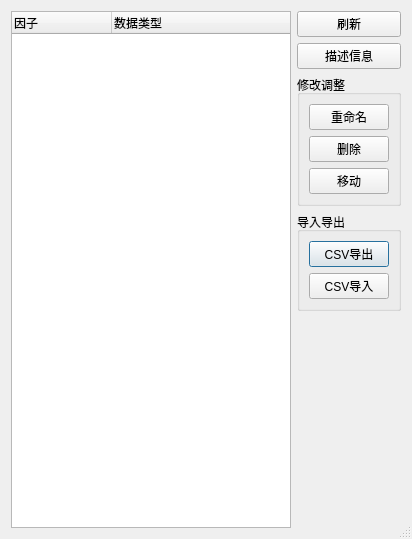
First picture: the form in QuantStudio/Tools/QtGUI/FactorDBDlg.ui, repository Scorpi000/QuantStudio, before the edit.
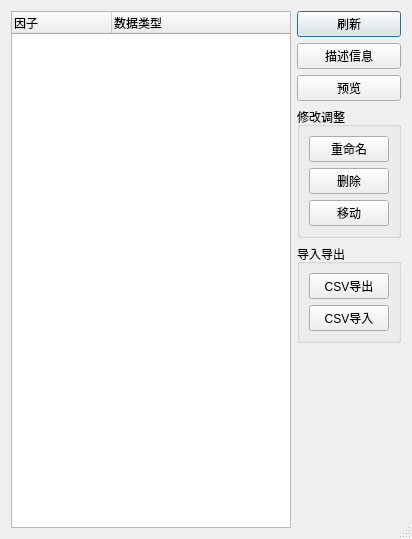
Second picture: the form after the edit.

```diff
--- a/QuantStudio/Tools/QtGUI/FactorDBDlg.ui
+++ b/QuantStudio/Tools/QtGUI/FactorDBDlg.ui
@@ -17,67 +17,7 @@
    <bool>true</bool>
   </property>
   <layout class="QGridLayout" name="gridLayout">
-   <item row="3" column="1">
-    <widget class="QGroupBox" name="groupBox_2">
-     <property name="title">
-      <string>导入导出</string>
-     </property>
-     <layout class="QVBoxLayout" name="verticalLayout_2">
-      <item>
-       <widget class="QPushButton" name="CSVExportButton">
-        <property name="text">
-         <string>CSV导出</string>
-        </property>
-       </widget>
-      </item>
-      <item>
-       <widget class="QPushButton" name="CSVImportButton">
-        <property name="text">
-         <string>CSV导入</string>
-        </property>
-       </widget>
-      </item>
-     </layout>
-    </widget>
-   </item>
-   <item row="2" column="1">
-    <widget class="QGroupBox" name="AdjustGroupBox">
-     <property name="title">
-      <string>修改调整</string>
-     </property>
-     <layout class="QVBoxLayout" name="verticalLayout">
-      <item>
-       <widget class="QPushButton" name="RenameButton">
-        <property name="text">
-         <string>重命名</string>
-        </property>
-       </widget>
-      </item>
-      <item>
-       <widget class="QPushButton" name="DeleteButton">
-        <property name="text">
-         <string>删除</string>
-        </property>
-       </widget>
-      </item>
-      <item>
-       <widget class="QPushButton" name="MoveButton">
-        <property name="text">
-         <string>移动</string>
-        </property>
-       </widget>
-      </item>
-     </layout>
-    </widget>
-   </item>
-   <item row="0" column="1">
-    <widget class="QPushButton" name="UpdateButton">
-     <property name="text">
-      <string>刷新</string>
-     </property>
-    </widget>
-   </item>
-   <item row="0" column="0" rowspan="5">
+   <item row="0" column="0" rowspan="6">
     <widget class="QTreeWidget" name="FactorDBTree">
      <property name="contextMenuPolicy">
       <enum>Qt::ActionsContextMenu</enum>
@@ -97,6 +37,13 @@
      </column>
     </widget>
    </item>
+   <item row="0" column="1">
+    <widget class="QPushButton" name="UpdateButton">
+     <property name="text">
+      <string>刷新</string>
+     </property>
+    </widget>
+   </item>
    <item row="1" column="1">
     <widget class="QPushButton" name="DescriptionButton">
      <property name="text">
@@ -104,7 +51,67 @@
      </property>
     </widget>
    </item>
+   <item row="2" column="1">
+    <widget class="QPushButton" name="ViewButton">
+     <property name="text">
+      <string>预览</string>
+     </property>
+    </widget>
+   </item>
+   <item row="3" column="1">
+    <widget class="QGroupBox" name="AdjustGroupBox">
+     <property name="title">
+      <string>修改调整</string>
+     </property>
+     <layout class="QVBoxLayout" name="verticalLayout">
+      <item>
+       <widget class="QPushButton" name="RenameButton">
+        <property name="text">
+         <string>重命名</string>
+        </property>
+       </widget>
+      </item>
+      <item>
+       <widget class="QPushButton" name="DeleteButton">
+        <property name="text">
+         <string>删除</string>
+        </property>
+       </widget>
+      </item>
+      <item>
+       <widget class="QPushButton" name="MoveButton">
+        <property name="text">
+         <string>移动</string>
+        </property>
+       </widget>
+      </item>
+     </layout>
+    </widget>
+   </item>
    <item row="4" column="1">
+    <widget class="QGroupBox" name="groupBox_2">
+     <property name="title">
+      <string>导入导出</string>
+     </property>
+     <layout class="QVBoxLayout" name="verticalLayout_2">
+      <item>
+       <widget class="QPushButton" name="CSVExportButton">
+        <property name="text">
+         <string>CSV导出</string>
+        </property>
+       </widget>
+      </item>
+      <item>
+       <widget class="QPushButton" name="CSVImportButton">
+        <property name="text">
+         <string>CSV导入</string>
+        </property>
+       </widget>
+      </item>
+     </layout>
+    </widget>
+   </item>
+   <item row="5" column="1">
     <spacer name="verticalSpacer">
      <property name="orientation">
       <enum>Qt::Vertical</enum>
```
